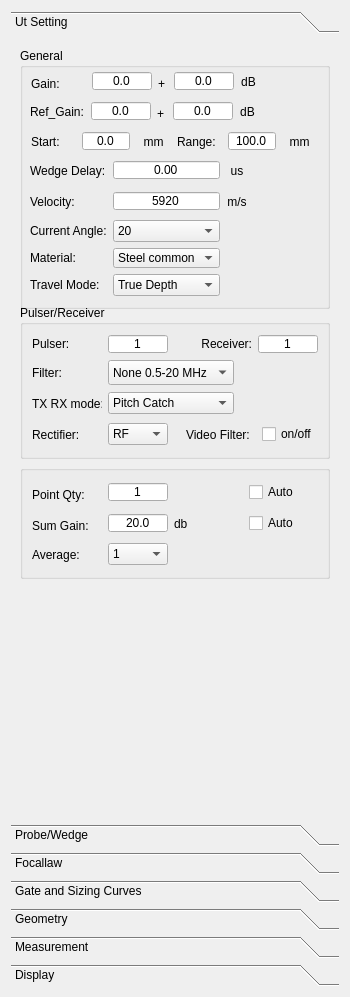
qinxingying/hello-word, file phascan_view/ui/DopplerGroupTab.ui: the form before one commit.
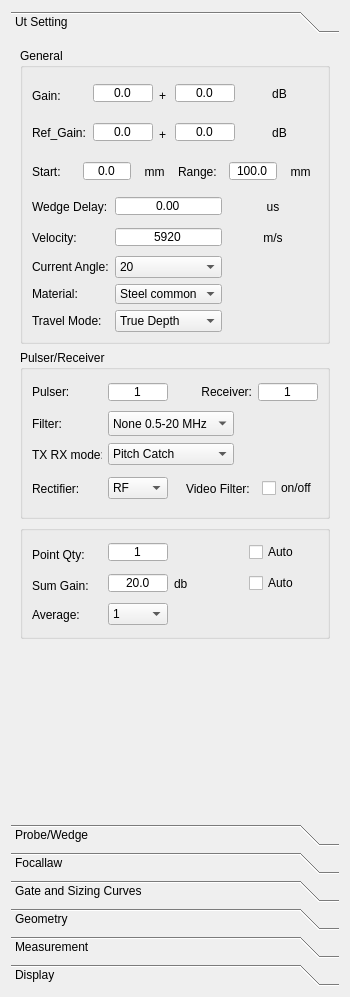
The form after the commit. The open tabs and pages were chosen to show the change. Icons and pictures are not drawn. Custom widgets are drawn as their Qt base class.

Commit message: 增加热影响区显示，修复label重叠，增加数据里面包含cad信息的显示

```diff
--- a/phascan_view/ui/DopplerGroupTab.ui
+++ b/phascan_view/ui/DopplerGroupTab.ui
@@ -30,7 +30,7 @@
   <property name="windowTitle">
    <string>GroupTab</string>
   </property>
-  <layout class="QVBoxLayout" name="verticalLayout_13">
+  <layout class="QVBoxLayout" name="verticalLayout_27">
    <item>
     <widget class="QToolBox" name="toolBox">
      <property name="minimumSize">
@@ -91,7 +91,7 @@
          <property name="minimumSize">
           <size>
            <width>0</width>
-           <height>560</height>
+           <height>606</height>
           </size>
          </property>
          <property name="frameShape">
@@ -112,10 +112,10 @@
             <x>0</x>
             <y>0</y>
             <width>330</width>
-            <height>540</height>
+            <height>600</height>
            </rect>
           </property>
-          <layout class="QVBoxLayout" name="verticalLayout_15" stretch="7,4,3">
+          <layout class="QVBoxLayout" name="verticalLayout_15" stretch="7,4,0">
            <property name="leftMargin">
             <number>0</number>
            </property>
@@ -151,15 +151,417 @@
              <property name="title">
               <string>General</string>
              </property>
-             <widget class="QWidget" name="layoutWidget">
-              <property name="geometry">
-               <rect>
-                <x>10</x>
-                <y>110</y>
-                <width>218</width>
-                <height>142</height>
-               </rect>
-              </property>
+             <layout class="QVBoxLayout" name="verticalLayout_13">
+              <item>
+               <layout class="QHBoxLayout" name="horizontalLayout_20">
+                <item>
+                 <widget class="QLabel" name="LabelGain">
+                  <property name="sizePolicy">
+                   <sizepolicy hsizetype="Preferred" vsizetype="Preferred">
+                    <horstretch>0</horstretch>
+                    <verstretch>0</verstretch>
+                   </sizepolicy>
+                  </property>
+                  <property name="minimumSize">
+                   <size>
+                    <width>55</width>
+                    <height>25</height>
+                   </size>
+                  </property>
+                  <property name="maximumSize">
+                   <size>
+                    <width>55</width>
+                    <height>20</height>
+                   </size>
+                  </property>
+                  <property name="text">
+                   <string>Gain:</string>
+                  </property>
+                 </widget>
+                </item>
+                <item>
+                 <widget class="QDoubleSpinBox" name="ValueGain">
+                  <property name="sizePolicy">
+                   <sizepolicy hsizetype="Fixed" vsizetype="Fixed">
+                    <horstretch>0</horstretch>
+                    <verstretch>0</verstretch>
+                   </sizepolicy>
+                  </property>
+                  <property name="minimumSize">
+                   <size>
+                    <width>60</width>
+                    <height>20</height>
+                   </size>
+                  </property>
+                  <property name="maximumSize">
+                   <size>
+                    <width>60</width>
+                    <height>20</height>
+                   </size>
+                  </property>
+                  <property name="alignment">
+                   <set>Qt::AlignCenter</set>
+                  </property>
+                  <property name="buttonSymbols">
+                   <enum>QAbstractSpinBox::NoButtons</enum>
+                  </property>
+                  <property name="decimals">
+                   <number>1</number>
+                  </property>
+                  <property name="maximum">
+                   <double>110.000000000000000</double>
+                  </property>
+                 </widget>
+                </item>
+                <item>
+                 <widget class="QLabel" name="LabelGain_2">
+                  <property name="sizePolicy">
+                   <sizepolicy hsizetype="Preferred" vsizetype="Preferred">
+                    <horstretch>0</horstretch>
+                    <verstretch>0</verstretch>
+                   </sizepolicy>
+                  </property>
+                  <property name="minimumSize">
+                   <size>
+                    <width>10</width>
+                    <height>25</height>
+                   </size>
+                  </property>
+                  <property name="maximumSize">
+                   <size>
+                    <width>10</width>
+                    <height>20</height>
+                   </size>
+                  </property>
+                  <property name="text">
+                   <string>+</string>
+                  </property>
+                 </widget>
+                </item>
+                <item>
+                 <widget class="QDoubleSpinBox" name="ValueREFGain">
+                  <property name="sizePolicy">
+                   <sizepolicy hsizetype="Fixed" vsizetype="Fixed">
+                    <horstretch>0</horstretch>
+                    <verstretch>0</verstretch>
+                   </sizepolicy>
+                  </property>
+                  <property name="minimumSize">
+                   <size>
+                    <width>60</width>
+                    <height>20</height>
+                   </size>
+                  </property>
+                  <property name="maximumSize">
+                   <size>
+                    <width>60</width>
+                    <height>20</height>
+                   </size>
+                  </property>
+                  <property name="alignment">
+                   <set>Qt::AlignCenter</set>
+                  </property>
+                  <property name="buttonSymbols">
+                   <enum>QAbstractSpinBox::NoButtons</enum>
+                  </property>
+                  <property name="decimals">
+                   <number>1</number>
+                  </property>
+                  <property name="minimum">
+                   <double>-40.000000000000000</double>
+                  </property>
+                  <property name="maximum">
+                   <double>40.000000000000000</double>
+                  </property>
+                 </widget>
+                </item>
+                <item>
+                 <widget class="QLabel" name="LabelGainUnit">
+                  <property name="text">
+                   <string>dB</string>
+                  </property>
+                  <property name="alignment">
+                   <set>Qt::AlignCenter</set>
+                  </property>
+                 </widget>
+                </item>
+               </layout>
+              </item>
+              <item>
+               <layout class="QHBoxLayout" name="horizontalLayout_21">
+                <item>
+                 <widget class="QLabel" name="label_RefGain">
+                  <property name="minimumSize">
+                   <size>
+                    <width>55</width>
+                    <height>25</height>
+                   </size>
+                  </property>
+                  <property name="maximumSize">
+                   <size>
+                    <width>55</width>
+                    <height>16777215</height>
+                   </size>
+                  </property>
+                  <property name="text">
+                   <string>Ref_Gain:</string>
+                  </property>
+                 </widget>
+                </item>
+                <item>
+                 <widget class="QDoubleSpinBox" name="ValueRefGain">
+                  <property name="sizePolicy">
+                   <sizepolicy hsizetype="Fixed" vsizetype="Fixed">
+                    <horstretch>0</horstretch>
+                    <verstretch>0</verstretch>
+                   </sizepolicy>
+                  </property>
+                  <property name="minimumSize">
+                   <size>
+                    <width>60</width>
+                    <height>20</height>
+                   </size>
+                  </property>
+                  <property name="maximumSize">
+                   <size>
+                    <width>60</width>
+                    <height>20</height>
+                   </size>
+                  </property>
+                  <property name="alignment">
+                   <set>Qt::AlignCenter</set>
+                  </property>
+                  <property name="buttonSymbols">
+                   <enum>QAbstractSpinBox::NoButtons</enum>
+                  </property>
+                  <property name="decimals">
+                   <number>1</number>
+                  </property>
+                  <property name="minimum">
+                   <double>-80.000000000000000</double>
+                  </property>
+                  <property name="maximum">
+                   <double>80.000000000000000</double>
+                  </property>
+                 </widget>
+                </item>
+                <item>
+                 <widget class="QLabel" name="LabelGain_3">
+                  <property name="sizePolicy">
+                   <sizepolicy hsizetype="Preferred" vsizetype="Preferred">
+                    <horstretch>0</horstretch>
+                    <verstretch>0</verstretch>
+                   </sizepolicy>
+                  </property>
+                  <property name="minimumSize">
+                   <size>
+                    <width>10</width>
+                    <height>25</height>
+                   </size>
+                  </property>
+                  <property name="maximumSize">
+                   <size>
+                    <width>10</width>
+                    <height>20</height>
+                   </size>
+                  </property>
+                  <property name="text">
+                   <string>+</string>
+                  </property>
+                 </widget>
+                </item>
+                <item>
+                 <widget class="QDoubleSpinBox" name="ValueComGain">
+                  <property name="sizePolicy">
+                   <sizepolicy hsizetype="Fixed" vsizetype="Fixed">
+                    <horstretch>0</horstretch>
+                    <verstretch>0</verstretch>
+                   </sizepolicy>
+                  </property>
+                  <property name="minimumSize">
+                   <size>
+                    <width>60</width>
+                    <height>20</height>
+                   </size>
+                  </property>
+                  <property name="maximumSize">
+                   <size>
+                    <width>60</width>
+                    <height>20</height>
+                   </size>
+                  </property>
+                  <property name="alignment">
+                   <set>Qt::AlignCenter</set>
+                  </property>
+                  <property name="buttonSymbols">
+                   <enum>QAbstractSpinBox::NoButtons</enum>
+                  </property>
+                  <property name="decimals">
+                   <number>1</number>
+                  </property>
+                  <property name="minimum">
+                   <double>-40.000000000000000</double>
+                  </property>
+                  <property name="maximum">
+                   <double>40.000000000000000</double>
+                  </property>
+                 </widget>
+                </item>
+                <item>
+                 <widget class="QLabel" name="LabelGainUnit_2">
+                  <property name="text">
+                   <string>dB</string>
+                  </property>
+                  <property name="alignment">
+                   <set>Qt::AlignCenter</set>
+                  </property>
+                 </widget>
+                </item>
+               </layout>
+              </item>
+              <item>
+               <layout class="QHBoxLayout" name="horizontalLayout_22">
+                <item>
+                 <widget class="QLabel" name="LabelStart">
+                  <property name="sizePolicy">
+                   <sizepolicy hsizetype="Preferred" vsizetype="Preferred">
+                    <horstretch>0</horstretch>
+                    <verstretch>0</verstretch>
+                   </sizepolicy>
+                  </property>
+                  <property name="minimumSize">
+                   <size>
+                    <width>45</width>
+                    <height>25</height>
+                   </size>
+                  </property>
+                  <property name="text">
+                   <string>Start:</string>
+                  </property>
+                 </widget>
+                </item>
+                <item>
+                 <widget class="QDoubleSpinBox" name="ValueStart">
+                  <property name="sizePolicy">
+                   <sizepolicy hsizetype="Fixed" vsizetype="Fixed">
+                    <horstretch>0</horstretch>
+                    <verstretch>0</verstretch>
+                   </sizepolicy>
+                  </property>
+                  <property name="minimumSize">
+                   <size>
+                    <width>40</width>
+                    <height>20</height>
+                   </size>
+                  </property>
+                  <property name="maximumSize">
+                   <size>
+                    <width>60</width>
+                    <height>20</height>
+                   </size>
+                  </property>
+                  <property name="alignment">
+                   <set>Qt::AlignCenter</set>
+                  </property>
+                  <property name="buttonSymbols">
+                   <enum>QAbstractSpinBox::NoButtons</enum>
+                  </property>
+                  <property name="decimals">
+                   <number>1</number>
+                  </property>
+                  <property name="maximum">
+                   <double>5000.000000000000000</double>
+                  </property>
+                  <property name="singleStep">
+                   <double>1.000000000000000</double>
+                  </property>
+                 </widget>
+                </item>
+                <item>
+                 <widget class="QLabel" name="LabelStartUnit">
+                  <property name="text">
+                   <string>mm</string>
+                  </property>
+                  <property name="alignment">
+                   <set>Qt::AlignCenter</set>
+                  </property>
+                 </widget>
+                </item>
+                <item>
+                 <widget class="QLabel" name="LabelRange">
+                  <property name="sizePolicy">
+                   <sizepolicy hsizetype="Preferred" vsizetype="Fixed">
+                    <horstretch>0</horstretch>
+                    <verstretch>0</verstretch>
+                   </sizepolicy>
+                  </property>
+                  <property name="minimumSize">
+                   <size>
+                    <width>45</width>
+                    <height>25</height>
+                   </size>
+                  </property>
+                  <property name="text">
+                   <string>Range:</string>
+                  </property>
+                 </widget>
+                </item>
+                <item>
+                 <widget class="QDoubleSpinBox" name="ValueRange">
+                  <property name="sizePolicy">
+                   <sizepolicy hsizetype="Fixed" vsizetype="Fixed">
+                    <horstretch>0</horstretch>
+                    <verstretch>0</verstretch>
+                   </sizepolicy>
+                  </property>
+                  <property name="minimumSize">
+                   <size>
+                    <width>40</width>
+                    <height>20</height>
+                   </size>
+                  </property>
+                  <property name="maximumSize">
+                   <size>
+                    <width>60</width>
+                    <height>20</height>
+                   </size>
+                  </property>
+                  <property name="alignment">
+                   <set>Qt::AlignCenter</set>
+                  </property>
+                  <property name="buttonSymbols">
+                   <enum>QAbstractSpinBox::NoButtons</enum>
+                  </property>
+                  <property name="decimals">
+                   <number>1</number>
+                  </property>
+                  <property name="minimum">
+                   <double>1.000000000000000</double>
+                  </property>
+                  <property name="maximum">
+                   <double>5000.000000000000000</double>
+                  </property>
+                  <property name="singleStep">
+                   <double>1.000000000000000</double>
+                  </property>
+                  <property name="value">
+                   <double>100.000000000000000</double>
+                  </property>
+                 </widget>
+                </item>
+                <item>
+                 <widget class="QLabel" name="LabelRangeUnit">
+                  <property name="text">
+                   <string>mm</string>
+                  </property>
+                  <property name="alignment">
+                   <set>Qt::AlignCenter</set>
+                  </property>
+                 </widget>
+                </item>
+               </layout>
+              </item>
+              <item>
               <layout class="QGridLayout" name="gridLayout_14">
                <item row="0" column="0">
                 <widget class="QLabel" name="LabelWedgeDelay">
@@ -437,440 +839,8 @@
                 </widget>
                </item>
               </layout>
-             </widget>
-             <widget class="QWidget" name="layoutWidget">
-              <property name="geometry">
-               <rect>
-                <x>11</x>
-                <y>20</y>
-                <width>226</width>
-                <height>27</height>
-               </rect>
-              </property>
-              <layout class="QHBoxLayout" name="horizontalLayout_20">
-               <item>
-                <widget class="QLabel" name="LabelGain">
-                 <property name="sizePolicy">
-                  <sizepolicy hsizetype="Preferred" vsizetype="Preferred">
-                   <horstretch>0</horstretch>
-                   <verstretch>0</verstretch>
-                  </sizepolicy>
-                 </property>
-                 <property name="minimumSize">
-                  <size>
-                   <width>55</width>
-                   <height>25</height>
-                  </size>
-                 </property>
-                 <property name="maximumSize">
-                  <size>
-                   <width>55</width>
-                   <height>20</height>
-                  </size>
-                 </property>
-                 <property name="text">
-                  <string>Gain:</string>
-                 </property>
-                </widget>
-               </item>
-               <item>
-                <widget class="QDoubleSpinBox" name="ValueGain">
-                 <property name="sizePolicy">
-                  <sizepolicy hsizetype="Fixed" vsizetype="Fixed">
-                   <horstretch>0</horstretch>
-                   <verstretch>0</verstretch>
-                  </sizepolicy>
-                 </property>
-                 <property name="minimumSize">
-                  <size>
-                   <width>60</width>
-                   <height>20</height>
-                  </size>
-                 </property>
-                 <property name="maximumSize">
-                  <size>
-                   <width>60</width>
-                   <height>20</height>
-                  </size>
-                 </property>
-                 <property name="alignment">
-                  <set>Qt::AlignCenter</set>
-                 </property>
-                 <property name="buttonSymbols">
-                  <enum>QAbstractSpinBox::NoButtons</enum>
-                 </property>
-                 <property name="decimals">
-                  <number>1</number>
-                 </property>
-                 <property name="maximum">
-                  <double>110.000000000000000</double>
-                 </property>
-                </widget>
-               </item>
-               <item>
-                <widget class="QLabel" name="LabelGain_2">
-                 <property name="sizePolicy">
-                  <sizepolicy hsizetype="Preferred" vsizetype="Preferred">
-                   <horstretch>0</horstretch>
-                   <verstretch>0</verstretch>
-                  </sizepolicy>
-                 </property>
-                 <property name="minimumSize">
-                  <size>
-                   <width>10</width>
-                   <height>25</height>
-                  </size>
-                 </property>
-                 <property name="maximumSize">
-                  <size>
-                   <width>10</width>
-                   <height>20</height>
-                  </size>
-                 </property>
-                 <property name="text">
-                  <string>+</string>
-                 </property>
-                </widget>
-               </item>
-               <item>
-                <widget class="QDoubleSpinBox" name="ValueREFGain">
-                 <property name="sizePolicy">
-                  <sizepolicy hsizetype="Fixed" vsizetype="Fixed">
-                   <horstretch>0</horstretch>
-                   <verstretch>0</verstretch>
-                  </sizepolicy>
-                 </property>
-                 <property name="minimumSize">
-                  <size>
-                   <width>60</width>
-                   <height>20</height>
-                  </size>
-                 </property>
-                 <property name="maximumSize">
-                  <size>
-                   <width>60</width>
-                   <height>20</height>
-                  </size>
-                 </property>
-                 <property name="alignment">
-                  <set>Qt::AlignCenter</set>
-                 </property>
-                 <property name="buttonSymbols">
-                  <enum>QAbstractSpinBox::NoButtons</enum>
-                 </property>
-                 <property name="decimals">
-                  <number>1</number>
-                 </property>
-                 <property name="minimum">
-                  <double>-40.000000000000000</double>
-                 </property>
-                 <property name="maximum">
-                  <double>40.000000000000000</double>
-                 </property>
-                </widget>
-               </item>
-               <item>
-                <widget class="QLabel" name="LabelGainUnit">
-                 <property name="text">
-                  <string>dB</string>
-                 </property>
-                 <property name="alignment">
-                  <set>Qt::AlignCenter</set>
-                 </property>
-                </widget>
-               </item>
-              </layout>
-             </widget>
-             <widget class="QWidget" name="layoutWidget">
-              <property name="geometry">
-               <rect>
-                <x>10</x>
-                <y>50</y>
-                <width>226</width>
-                <height>27</height>
-               </rect>
-              </property>
-              <layout class="QHBoxLayout" name="horizontalLayout_21">
-               <item>
-                <widget class="QLabel" name="label_RefGain">
-                 <property name="minimumSize">
-                  <size>
-                   <width>55</width>
-                   <height>25</height>
-                  </size>
-                 </property>
-                 <property name="maximumSize">
-                  <size>
-                   <width>55</width>
-                   <height>16777215</height>
-                  </size>
-                 </property>
-                 <property name="text">
-                  <string>Ref_Gain:</string>
-                 </property>
-                </widget>
-               </item>
-               <item>
-                <widget class="QDoubleSpinBox" name="ValueRefGain">
-                 <property name="sizePolicy">
-                  <sizepolicy hsizetype="Fixed" vsizetype="Fixed">
-                   <horstretch>0</horstretch>
-                   <verstretch>0</verstretch>
-                  </sizepolicy>
-                 </property>
-                 <property name="minimumSize">
-                  <size>
-                   <width>60</width>
-                   <height>20</height>
-                  </size>
-                 </property>
-                 <property name="maximumSize">
-                  <size>
-                   <width>60</width>
-                   <height>20</height>
-                  </size>
-                 </property>
-                 <property name="alignment">
-                  <set>Qt::AlignCenter</set>
-                 </property>
-                 <property name="buttonSymbols">
-                  <enum>QAbstractSpinBox::NoButtons</enum>
-                 </property>
-                 <property name="decimals">
-                  <number>1</number>
-                 </property>
-                 <property name="minimum">
-                  <double>-80.000000000000000</double>
-                 </property>
-                 <property name="maximum">
-                  <double>80.000000000000000</double>
-                 </property>
-                </widget>
-               </item>
-               <item>
-                <widget class="QLabel" name="LabelGain_3">
-                 <property name="sizePolicy">
-                  <sizepolicy hsizetype="Preferred" vsizetype="Preferred">
-                   <horstretch>0</horstretch>
-                   <verstretch>0</verstretch>
-                  </sizepolicy>
-                 </property>
-                 <property name="minimumSize">
-                  <size>
-                   <width>10</width>
-                   <height>25</height>
-                  </size>
-                 </property>
-                 <property name="maximumSize">
-                  <size>
-                   <width>10</width>
-                   <height>20</height>
-                  </size>
-                 </property>
-                 <property name="text">
-                  <string>+</string>
-                 </property>
-                </widget>
-               </item>
-               <item>
-                <widget class="QDoubleSpinBox" name="ValueComGain">
-                 <property name="sizePolicy">
-                  <sizepolicy hsizetype="Fixed" vsizetype="Fixed">
-                   <horstretch>0</horstretch>
-                   <verstretch>0</verstretch>
-                  </sizepolicy>
-                 </property>
-                 <property name="minimumSize">
-                  <size>
-                   <width>60</width>
-                   <height>20</height>
-                  </size>
-                 </property>
-                 <property name="maximumSize">
-                  <size>
-                   <width>60</width>
-                   <height>20</height>
-                  </size>
-                 </property>
-                 <property name="alignment">
-                  <set>Qt::AlignCenter</set>
-                 </property>
-                 <property name="buttonSymbols">
-                  <enum>QAbstractSpinBox::NoButtons</enum>
-                 </property>
-                 <property name="decimals">
-                  <number>1</number>
-                 </property>
-                 <property name="minimum">
-                  <double>-40.000000000000000</double>
-                 </property>
-                 <property name="maximum">
-                  <double>40.000000000000000</double>
-                 </property>
-                </widget>
-               </item>
-               <item>
-                <widget class="QLabel" name="LabelGainUnit_2">
-                 <property name="text">
-                  <string>dB</string>
-                 </property>
-                 <property name="alignment">
-                  <set>Qt::AlignCenter</set>
-                 </property>
-                </widget>
-               </item>
-              </layout>
-             </widget>
-             <widget class="QWidget" name="layoutWidget">
-              <property name="geometry">
-               <rect>
-                <x>11</x>
-                <y>80</y>
-                <width>286</width>
-                <height>27</height>
-               </rect>
-              </property>
-              <layout class="QHBoxLayout" name="horizontalLayout_22">
-               <item>
-                <widget class="QLabel" name="LabelStart">
-                 <property name="sizePolicy">
-                  <sizepolicy hsizetype="Preferred" vsizetype="Preferred">
-                   <horstretch>0</horstretch>
-                   <verstretch>0</verstretch>
-                  </sizepolicy>
-                 </property>
-                 <property name="minimumSize">
-                  <size>
-                   <width>45</width>
-                   <height>25</height>
-                  </size>
-                 </property>
-                 <property name="text">
-                  <string>Start:</string>
-                 </property>
-                </widget>
-               </item>
-               <item>
-                <widget class="QDoubleSpinBox" name="ValueStart">
-                 <property name="sizePolicy">
-                  <sizepolicy hsizetype="Fixed" vsizetype="Fixed">
-                   <horstretch>0</horstretch>
-                   <verstretch>0</verstretch>
-                  </sizepolicy>
-                 </property>
-                 <property name="minimumSize">
-                  <size>
-                   <width>40</width>
-                   <height>20</height>
-                  </size>
-                 </property>
-                 <property name="maximumSize">
-                  <size>
-                   <width>60</width>
-                   <height>20</height>
-                  </size>
-                 </property>
-                 <property name="alignment">
-                  <set>Qt::AlignCenter</set>
-                 </property>
-                 <property name="buttonSymbols">
-                  <enum>QAbstractSpinBox::NoButtons</enum>
-                 </property>
-                 <property name="decimals">
-                  <number>1</number>
-                 </property>
-                 <property name="maximum">
-                  <double>5000.000000000000000</double>
-                 </property>
-                 <property name="singleStep">
-                  <double>1.000000000000000</double>
-                 </property>
-                </widget>
-               </item>
-               <item>
-                <widget class="QLabel" name="LabelStartUnit">
-                 <property name="text">
-                  <string>mm</string>
-                 </property>
-                 <property name="alignment">
-                  <set>Qt::AlignCenter</set>
-                 </property>
-                </widget>
-               </item>
-               <item>
-                <widget class="QLabel" name="LabelRange">
-                 <property name="sizePolicy">
-                  <sizepolicy hsizetype="Preferred" vsizetype="Fixed">
-                   <horstretch>0</horstretch>
-                   <verstretch>0</verstretch>
-                  </sizepolicy>
-                 </property>
-                 <property name="minimumSize">
-                  <size>
-                   <width>45</width>
-                   <height>25</height>
-                  </size>
-                 </property>
-                 <property name="text">
-                  <string>Range:</string>
-                 </property>
-                </widget>
-               </item>
-               <item>
-                <widget class="QDoubleSpinBox" name="ValueRange">
-                 <property name="sizePolicy">
-                  <sizepolicy hsizetype="Fixed" vsizetype="Fixed">
-                   <horstretch>0</horstretch>
-                   <verstretch>0</verstretch>
-                  </sizepolicy>
-                 </property>
-                 <property name="minimumSize">
-                  <size>
-                   <width>40</width>
-                   <height>20</height>
-                  </size>
-                 </property>
-                 <property name="maximumSize">
-                  <size>
-                   <width>60</width>
-                   <height>20</height>
-                  </size>
-                 </property>
-                 <property name="alignment">
-                  <set>Qt::AlignCenter</set>
-                 </property>
-                 <property name="buttonSymbols">
-                  <enum>QAbstractSpinBox::NoButtons</enum>
-                 </property>
-                 <property name="decimals">
-                  <number>1</number>
-                 </property>
-                 <property name="minimum">
-                  <double>1.000000000000000</double>
-                 </property>
-                 <property name="maximum">
-                  <double>5000.000000000000000</double>
-                 </property>
-                 <property name="singleStep">
-                  <double>1.000000000000000</double>
-                 </property>
-                 <property name="value">
-                  <double>100.000000000000000</double>
-                 </property>
-                </widget>
-               </item>
-               <item>
-                <widget class="QLabel" name="LabelRangeUnit">
-                 <property name="text">
-                  <string>mm</string>
-                 </property>
-                 <property name="alignment">
-                  <set>Qt::AlignCenter</set>
-                 </property>
-                </widget>
-               </item>
-              </layout>
-             </widget>
+              </item>
+             </layout>
             </widget>
            </item>
            <item>
```
Left out of the diff: 2 changed lines with no effect on the pictures. Lines whose indentation alone changed are shown as unchanged. The commit also changes 29 other files.
